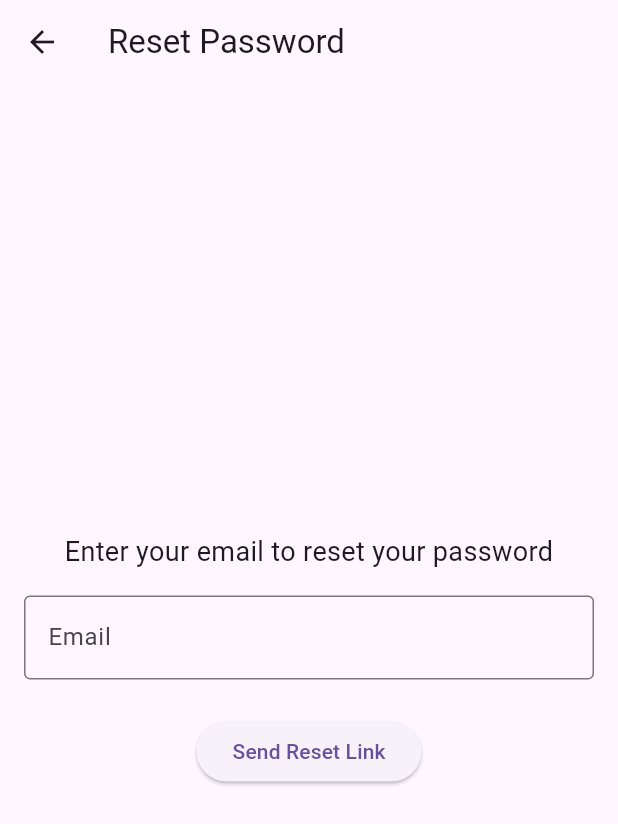
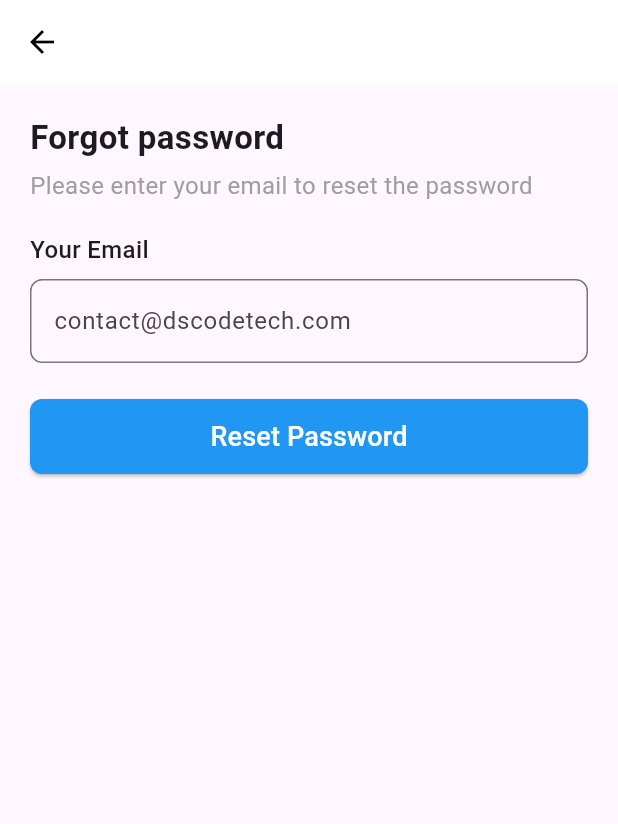
Before and after one commit to spencerterogene/infoapp, a Flutter app: the screen it shows after launch, after a tap on "Forgot Password?", on a phone screen of 412 x 824 dp. Shown: the top 824 px of the screen. Run offline on Flutter 3.47's test engine with Material 3 defaults, Android fonts, the light colour scheme and no system bars.

Commit message:
Login Finish

```diff
--- a/lib/LoginPage.dart
+++ b/lib/LoginPage.dart
@@ -14,6 +14,7 @@ class _LoginPageState extends State<LoginPage> {
   final TextEditingController emailController = TextEditingController();
   final TextEditingController passwordController = TextEditingController();
   bool rememberMe = false;
+  bool isPasswordVisible = false;
 
   @override
   Widget build(BuildContext context) {
@@ -64,19 +65,29 @@ class _LoginPageState extends State<LoginPage> {
               const SizedBox(height: 20),
               TextField(
                 controller: emailController,
-                decoration: const InputDecoration(
+                decoration: InputDecoration(
                   labelText: 'Email',
                   border: OutlineInputBorder(),
                 ),
               ),
               const SizedBox(height: 16),
               TextField(
-                controller: passwordController,
-                obscureText: true,
-                decoration: const InputDecoration(
+                 obscureText: !isPasswordVisible,
+                decoration:  InputDecoration(
                   labelText: 'Password',
                   border: OutlineInputBorder(),
-                  suffixIcon: Icon(Icons.visibility_off),
+                  suffixIcon: IconButton(
+                  icon: Icon(
+                    isPasswordVisible
+                      ? Icons.visibility
+                      : Icons.visibility_off,
+                  ),
+                  onPressed: () {
+                    setState(() {
+                      isPasswordVisible = !isPasswordVisible;
+                    });
+                  },
+                ),
                 ),
               ),
               const SizedBox(height: 10),
--- a/lib/ResetPasswordPage.dart
+++ b/lib/ResetPasswordPage.dart
@@ -1,5 +1,5 @@
 import 'package:flutter/material.dart';
-import 'CreateNewPasswordPage.dart';
+import 'VerifyEmail.dart';
 
 class ResetPasswordPage extends StatelessWidget {
   const ResetPasswordPage({super.key});
@@ -10,37 +10,75 @@ class ResetPasswordPage extends StatelessWidget {
 
     return Scaffold(
       appBar: AppBar(
-        title: const Text('Reset Password'),
+        leading: IconButton(
+          icon: const Icon(Icons.arrow_back, color: Colors.black),
+          onPressed: () {
+            Navigator.of(context).pop();
+          },
+        ),
+        backgroundColor: Colors.white,
+        elevation: 0,
       ),
       body: Padding(
-        padding: const EdgeInsets.all(16.0),
+        padding: const EdgeInsets.symmetric(horizontal: 20.0),
         child: Column(
-          mainAxisAlignment: MainAxisAlignment.center,
+          crossAxisAlignment: CrossAxisAlignment.start,
           children: [
+            const SizedBox(height: 20),
             const Text(
-              'Enter your email to reset your password',
-              textAlign: TextAlign.center,
-              style: TextStyle(fontSize: 18),
+              'Forgot password',
+              style: TextStyle(
+                fontSize: 22,
+                fontWeight: FontWeight.bold,
+              ),
             ),
-            const SizedBox(height: 16),
+            const SizedBox(height: 5),
+            const Text(
+              'Please enter your email to reset the password',
+              style: TextStyle(fontSize: 16, color: Colors.grey),
+            ),
+            const SizedBox(height: 20),
+
+            // Email Input Field
+            const Text(
+              'Your Email',
+              style: TextStyle(fontSize: 16, fontWeight: FontWeight.w500),
+            ),
+            const SizedBox(height: 8),
             TextField(
               controller: emailController,
-              decoration: const InputDecoration(
-                labelText: 'Email',
-                border: OutlineInputBorder(),
+              decoration: InputDecoration(
+                hintText: 'contact@dscodetech.com',
+                border: OutlineInputBorder(
+                  borderRadius: BorderRadius.circular(8),
+                ),
               ),
             ),
             const SizedBox(height: 24),
-            ElevatedButton(
-              onPressed: () {
-                // Simuler l'envoi d'un email (ajouter la logique réelle si nécessaire)
-                Navigator.of(context).push(
-                  MaterialPageRoute(
-                    builder: (context) => const CreateNewPasswordPage(),
+
+            // Reset Password Button
+            SizedBox(
+              width: double.infinity,
+              child: ElevatedButton(
+                onPressed: () {
+                  Navigator.of(context).push(
+                    MaterialPageRoute(
+                      builder: (context) => const VerifyEmail(),
+                    ),
+                  );
+                },
+                style: ElevatedButton.styleFrom(
+                  backgroundColor: Colors.blue,
+                  minimumSize: const Size(double.infinity, 50),
+                  shape: RoundedRectangleBorder(
+                    borderRadius: BorderRadius.circular(8),
                   ),
-                );
-              },
-              child: const Text('Send Reset Link'),
+                ),
+                child: const Text(
+                  'Reset Password',
+                  style: TextStyle(fontSize: 18, color: Colors.white),
+                ),
+              ),
             ),
           ],
         ),
```
Also changed, not shown: lib/CreateNewPasswordPage.dart (+86 -25 lines), lib/VerifyEmail.dart (added, +109 -0 lines).
